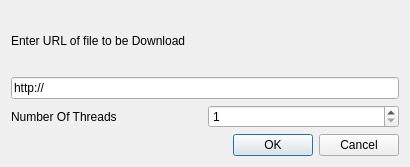
ankurs/yad, file src/gui/gui_files/new_download.ui: the form before one commit.
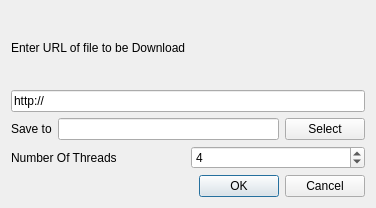
The form after the commit.

The edit to the form file:
```diff
--- a/src/gui/gui_files/new_download.ui
+++ b/src/gui/gui_files/new_download.ui
@@ -6,8 +6,8 @@
    <rect>
     <x>0</x>
     <y>0</y>
-    <width>410</width>
-    <height>167</height>
+    <width>376</width>
+    <height>208</height>
    </rect>
   </property>
   <property name="windowTitle">
@@ -28,6 +28,31 @@
      </property>
     </widget>
    </item>
+   <item>
+    <layout class="QHBoxLayout" name="horizontalLayout_2">
+     <item>
+      <widget class="QLabel" name="label_3">
+       <property name="text">
+        <string>Save to</string>
+       </property>
+      </widget>
+     </item>
+     <item>
+      <widget class="QLineEdit" name="folderPath">
+       <property name="readOnly">
+        <bool>true</bool>
+       </property>
+      </widget>
+     </item>
+     <item>
+      <widget class="QPushButton" name="selectButton">
+       <property name="text">
+        <string>Select</string>
+       </property>
+      </widget>
+     </item>
+    </layout>
+   </item>
    <item>
     <layout class="QHBoxLayout" name="horizontalLayout">
      <item>
@@ -45,6 +70,9 @@
        <property name="maximum">
         <number>200</number>
        </property>
+       <property name="value">
+        <number>4</number>
+       </property>
       </widget>
      </item>
     </layout>
@@ -57,6 +85,9 @@
      <property name="standardButtons">
       <set>QDialogButtonBox::Cancel|QDialogButtonBox::Ok</set>
      </property>
+     <property name="centerButtons">
+      <bool>false</bool>
+     </property>
     </widget>
    </item>
   </layout>
```
Left out of the diff: 42 changed lines with no effect on the pictures.
